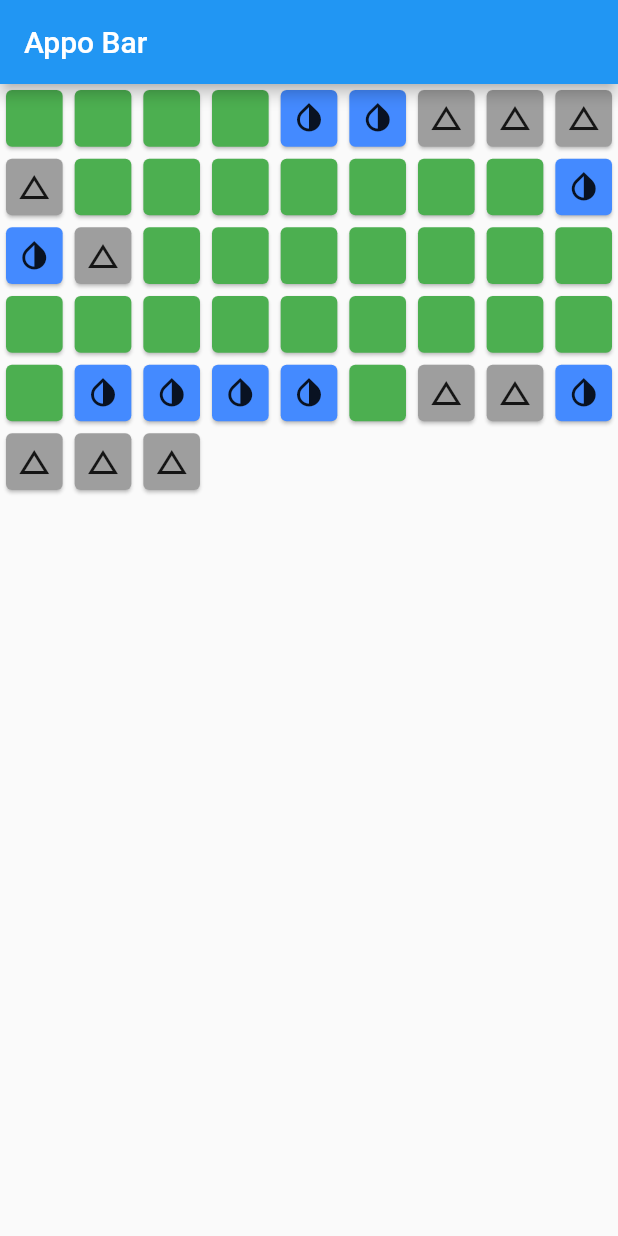
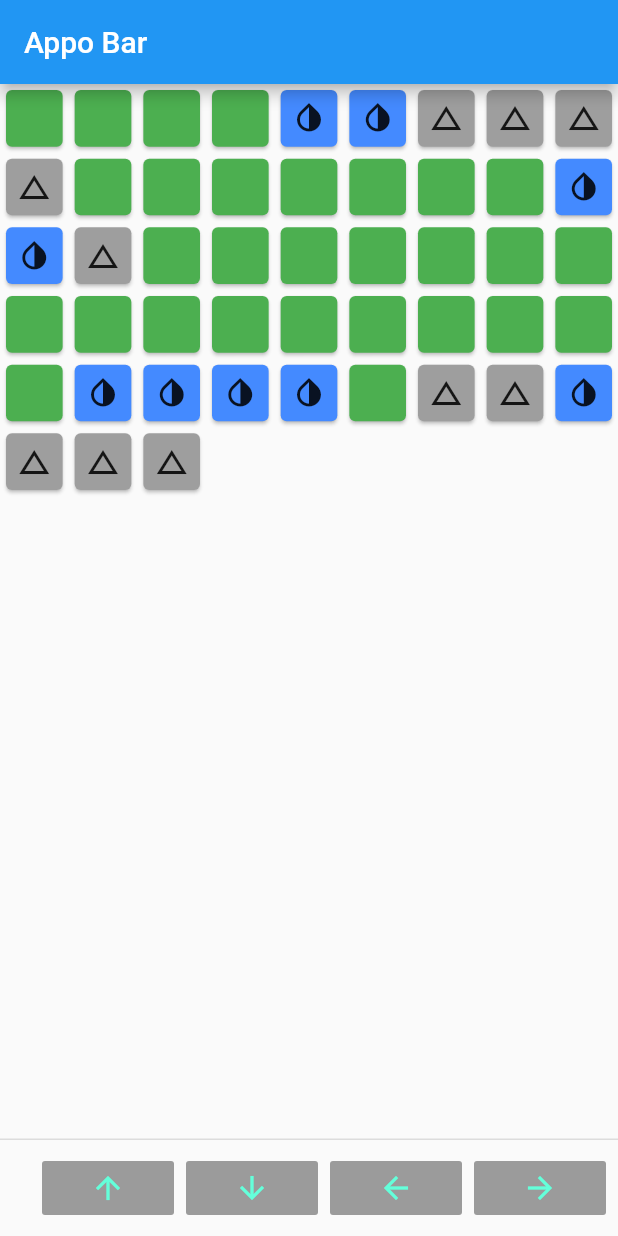
Before and after one commit to crtingram/flutter_app_two, a Flutter app: the screen it shows after launch, on a phone screen of 412 x 824 dp. Run offline on Flutter 3.47's test engine with Material 2 defaults, Android fonts, the phone set to English and light mode, and no system bars.

Commit message:
Add four raised buttons for controls.

```diff
--- a/lib/module/grid-list.dart
+++ b/lib/module/grid-list.dart
@@ -27,6 +27,24 @@ class GridListWidgetState extends State<GridListWidget> {
           )
         ],
       ),
+      persistentFooterButtons: <Widget>[
+        RaisedButton(
+          textColor: Colors.tealAccent,
+          child: Icon(Icons.arrow_upward),
+        ),
+        RaisedButton(
+          textColor: Colors.tealAccent,
+          child: Icon(Icons.arrow_downward),
+        ),
+        RaisedButton(
+          textColor: Colors.tealAccent,
+          child: Icon(Icons.arrow_back),
+        ),
+        RaisedButton(
+          textColor: Colors.tealAccent,
+          child: Icon(Icons.arrow_forward),
+        ),
+      ],
     );
   }
 }
```
